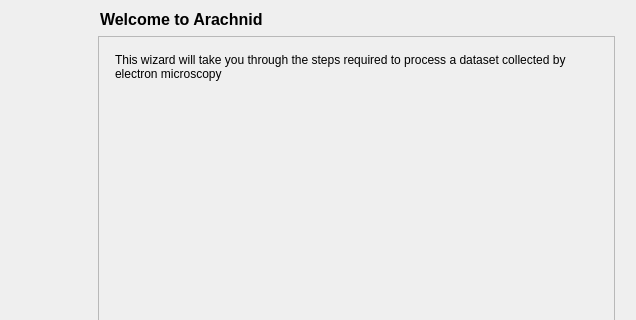
This is arachnid/core/gui/pyui/ProjectUI.ui in ezralanglois/arachnid as Qt 5 draws it before an edit; both pictures show x 83 to 719 and y 0 to 320 of the 719 by 500 pixel window. The edited form follows.
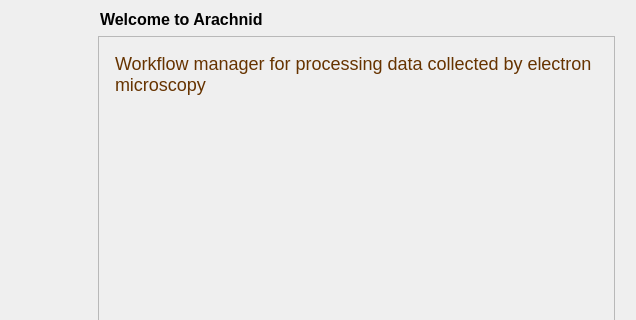
This is the edited form. Icons and pictures are not drawn.

Commit message: Update gui - fixed bugs - reorganized code - up to manual settings

```diff
--- a/arachnid/core/gui/pyui/ProjectUI.ui
+++ b/arachnid/core/gui/pyui/ProjectUI.ui
@@ -24,7 +24,7 @@
     <string>Welcome to Arachnid</string>
    </property>
    <property name="subTitle">
-    <string>This wizard will take you through the steps required to process a dataset collected by electron microscopy</string>
+    <string>&lt;font color=&quot;#663300&quot; size=5&gt;Workflow manager for processing data collected by electron microscopy&lt;/font&gt;</string>
    </property>
    <layout class="QGridLayout" name="gridLayout_2">
     <item row="0" column="0">
```
Left out of the diff: 31 changed lines with no effect on the pictures. The commit also changes 7 other files.
